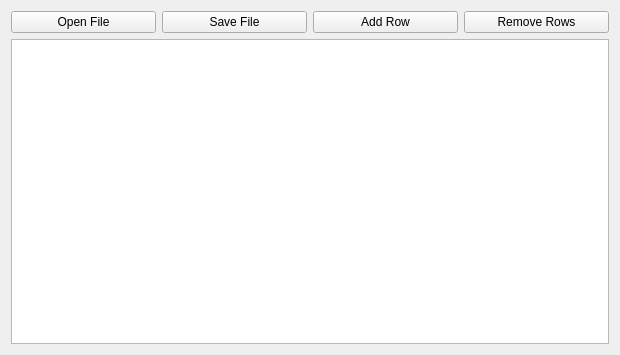
Above: WWplot/ui/table.ui from wwmm/wwplot before the change. Below: the same form after it.
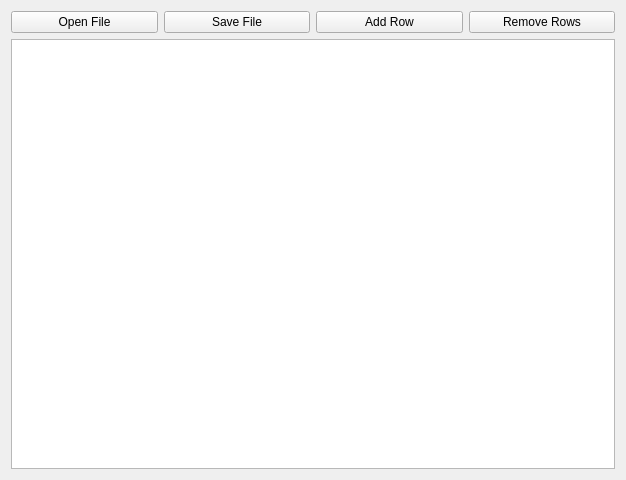
That is the form after the change.

```diff
--- a/WWplot/ui/table.ui
+++ b/WWplot/ui/table.ui
@@ -6,8 +6,8 @@
    <rect>
     <x>0</x>
     <y>0</y>
-    <width>620</width>
-    <height>355</height>
+    <width>626</width>
+    <height>480</height>
    </rect>
   </property>
   <property name="sizePolicy">
@@ -16,6 +16,12 @@
     <verstretch>0</verstretch>
    </sizepolicy>
   </property>
+  <property name="maximumSize">
+   <size>
+    <width>16777215</width>
+    <height>16777215</height>
+   </size>
+  </property>
   <property name="windowTitle">
    <string>Form</string>
   </property>
@@ -37,7 +43,7 @@
      <property name="maximumSize">
       <size>
        <width>16777215</width>
-       <height>480</height>
+       <height>450</height>
       </size>
      </property>
      <property name="horizontalScrollBarPolicy">
```
